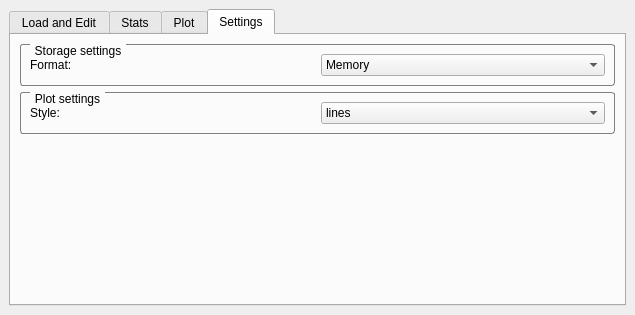
Qt form safecast_dockwidget_base.ui (OpenBfS/qgis-radiation-toolbox-plugin) before a commit.
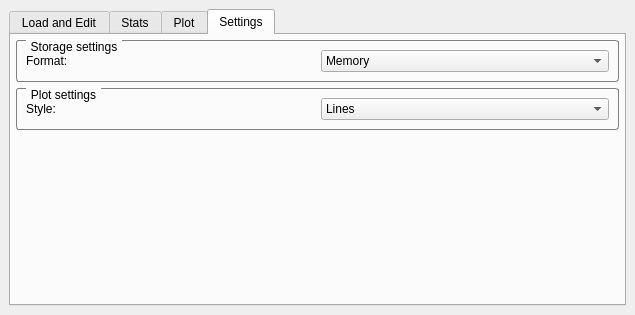
The same form after that commit. The open tabs and pages were chosen to show the change. Icons and pictures are not drawn.

Commit message: ui margin cosmetics

The edit to the form file:
```diff
--- a/safecast_dockwidget_base.ui
+++ b/safecast_dockwidget_base.ui
@@ -13,7 +13,7 @@
   <property name="minimumSize">
    <size>
     <width>272</width>
-    <height>228</height>
+    <height>244</height>
    </size>
   </property>
   <property name="maximumSize">
@@ -166,6 +166,9 @@
         <string>Settings</string>
        </attribute>
        <layout class="QGridLayout" name="gridLayout_5">
+        <property name="margin">
+         <number>5</number>
+        </property>
         <item row="1" column="0">
          <widget class="QGroupBox" name="plotGroupBox">
           <property name="styleSheet">
@@ -198,7 +201,7 @@
               <widget class="QComboBox" name="plotStyleCombo">
                <item>
                 <property name="text">
-                 <string>lines</string>
+                 <string>Lines</string>
                 </property>
                </item>
                <item>
```
Left out of the diff: 16 changed lines with no effect on the pictures.
